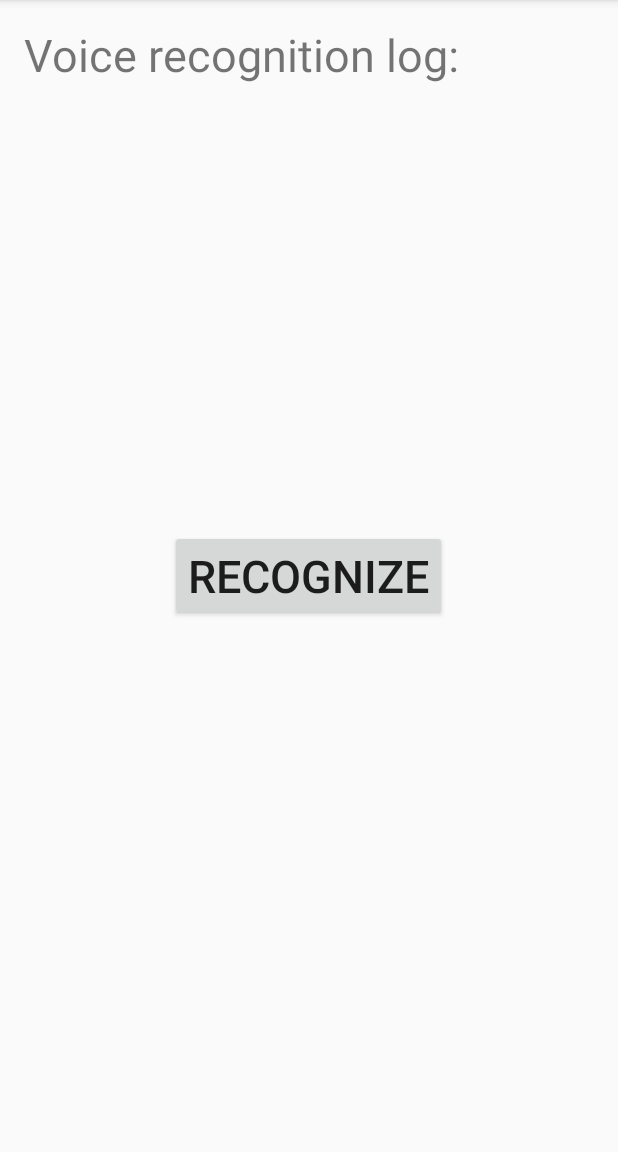
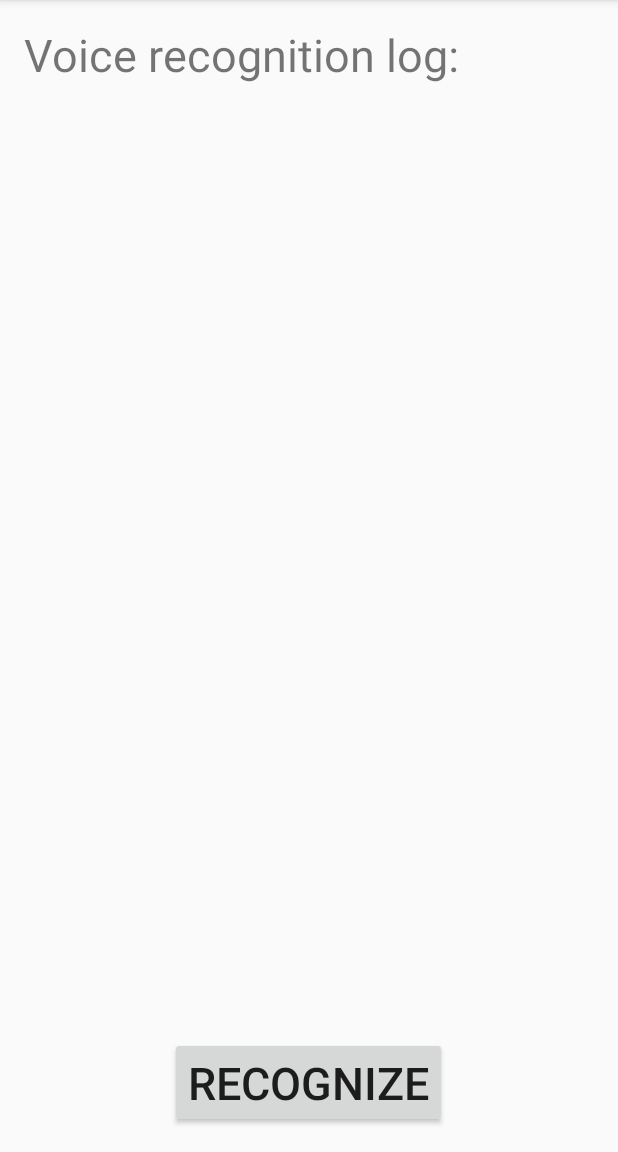
Before and after one commit to gtupak/finch-commander, an Android app: the screen it shows after launch (MainActivity), on a phone screen of 412 x 824 dp, the part 84-1236 px from its top. Run offline under Robolectric (Android 15) with nearby library versions, the phone set to English and light mode, and no system bars; libraries missing offline, so code that uses them is left out: com.nuance.speechkit; 4 statements that could not run were skipped.

```diff
--- a/app/src/main/AndroidManifest.xml
+++ b/app/src/main/AndroidManifest.xml
@@ -20,4 +20,6 @@
     <uses-permission android:name="android.permission.ACCESS_NETWORK_STATE"/>
     <uses-permission android:name="android.permission.INTERNET"/>
     <uses-permission android:name="android.permission.VIBRATE"></uses-permission>
+    <uses-permission android:name="android.permission.BLUETOOTH"></uses-permission>
+    <uses-permission android:name="android.permission.BLUETOOTH_ADMIN"></uses-permission>
 </manifest>
--- a/app/src/main/java/com/finch_commander/MainActivity.java
+++ b/app/src/main/java/com/finch_commander/MainActivity.java
@@ -1,11 +1,15 @@
 package com.finch_commander;
 
+import android.content.Intent;
 import android.support.v7.app.AppCompatActivity;
 import android.os.Bundle;
 import android.view.View;
 import android.widget.Button;
 import android.widget.TextView;
-import android.os.Handler;
+
+import android.bluetooth.BluetoothAdapter;
+import android.bluetooth.BluetoothDevice;
+import android.bluetooth.BluetoothSocket;
 
 import com.nuance.speechkit.Audio;
 import com.nuance.speechkit.DetectionType;
@@ -15,6 +19,16 @@ import com.nuance.speechkit.RecognitionType;
 import com.nuance.speechkit.Session;
 import com.nuance.speechkit.Transaction;
 import com.nuance.speechkit.TransactionException;
+
+import java.util.Set;
+import java.util.UUID;
+
+/**
+ * NOTE: Configuration class can be made from the Nuance sample app
+ * and updated with your own credentials.
+ *
+ * Sample app at: https://developer.nuance.com/public/index.php?task=prodDev
+ */
 
 public class MainActivity extends AppCompatActivity implements View.OnClickListener {
 
@@ -30,6 +44,12 @@ public class MainActivity extends AppCompatActivity implements View.OnClickListe
     private Session session;
     private Transaction recTransaction;
 
+    private BluetoothAdapter mBluetoothAdapter;
+    private Set<BluetoothDevice> pairedDevices;
+    private final UUID uuid = UUID.fromString("322b3d7c-dd9c-11e5-b86d-9a79f06e9478");
+
+    private final int REQUEST_ENABLE_BT = 1;
+
     @Override
     protected void onCreate(Bundle savedInstanceState) {
         super.onCreate(savedInstanceState);
@@ -39,11 +59,41 @@ public class MainActivity extends AppCompatActivity implements View.OnClickListe
         toggleRec.setOnClickListener(this);
         logger = (TextView)findViewById(R.id.logger);
 
+        // Set up Nuance
         session = Session.Factory.session(this, Configuration.SERVER_URI, Configuration.APP_KEY);
+        loadEarcons();
+        setState(State.IDLE);
 
-        loadEarcons();
+        // Set up Bluetooth
+        mBluetoothAdapter = BluetoothAdapter.getDefaultAdapter();
+        if (mBluetoothAdapter == null) {
+            // Device does not support Bluetooth
+        }
 
-        setState(State.IDLE);
+        // Make sure Bluetooth is enabled
+        if (!mBluetoothAdapter.isEnabled()) {
+            Intent enableBtIntent = new Intent(BluetoothAdapter.ACTION_REQUEST_ENABLE);
+            startActivityForResult(enableBtIntent, REQUEST_ENABLE_BT);
+        }
+        else {
+            // Get paired devices
+            pairedDevices = mBluetoothAdapter.getBondedDevices();
+            logger.append("\nPaired devices acquired. Number of devices: " + pairedDevices.size());
+        }
+    }
+
+    @Override
+    protected void onActivityResult(int requestCode, int resultCode, Intent data) {
+        if (requestCode == REQUEST_ENABLE_BT) {
+            if (resultCode == RESULT_OK) {
+                logger.append("\nBluetooth successfully turned on.\nAcquiring paired devices...");
+                pairedDevices = mBluetoothAdapter.getBondedDevices();
+                logger.append("\nPaired devices acquired. Number of devices: " + pairedDevices.size());
+            }
+            else {
+                logger.append("\nERROR: Bluetooth has to be turned on.");
+            }
+        }
     }
 
     /**
--- a/app/src/main/res/layout/activity_main.xml
+++ b/app/src/main/res/layout/activity_main.xml
@@ -9,14 +9,35 @@
     android:paddingTop="@dimen/activity_vertical_margin"
     tools:context="com.finch_commander.MainActivity">
 
+    <ScrollView
+        android:layout_width="wrap_content"
+        android:layout_height="wrap_content"
+        android:id="@+id/scrollView"
+        android:layout_below="@+id/textView"
+        android:layout_alignParentLeft="true"
+        android:layout_alignParentStart="true"
+        android:layout_above="@+id/toggleRec"
+        android:layout_alignParentRight="true"
+        android:layout_alignParentEnd="true" >
+
+        <TextView
+            android:layout_width="wrap_content"
+            android:layout_height="wrap_content"
+            android:textAppearance="?android:attr/textAppearanceMedium"
+            android:id="@+id/logger"
+            android:layout_below="@+id/textView"
+            android:layout_alignParentLeft="true"
+            android:layout_alignParentStart="true" />
+    </ScrollView>
+
     <Button
         android:layout_width="wrap_content"
         android:layout_height="wrap_content"
         android:text="Record"
         android:id="@+id/toggleRec"
-        android:layout_centerVertical="true"
-        android:layout_centerHorizontal="true"
-        android:textSize="30dp" />
+        android:textSize="30dp"
+        android:layout_alignParentBottom="true"
+        android:layout_centerHorizontal="true" />
 
     <TextView
         android:layout_width="wrap_content"
@@ -25,13 +46,4 @@
         android:id="@+id/textView"
         android:textSize="30dp" />
 
-    <TextView
-        android:layout_width="wrap_content"
-        android:layout_height="wrap_content"
-        android:textAppearance="?android:attr/textAppearanceMedium"
-        android:id="@+id/logger"
-        android:layout_marginTop="38dp"
-        android:layout_below="@+id/textView"
-        android:layout_alignParentLeft="true"
-        android:layout_alignParentStart="true" />
 </RelativeLayout>
```
Also changed, not shown: 4 other files.
